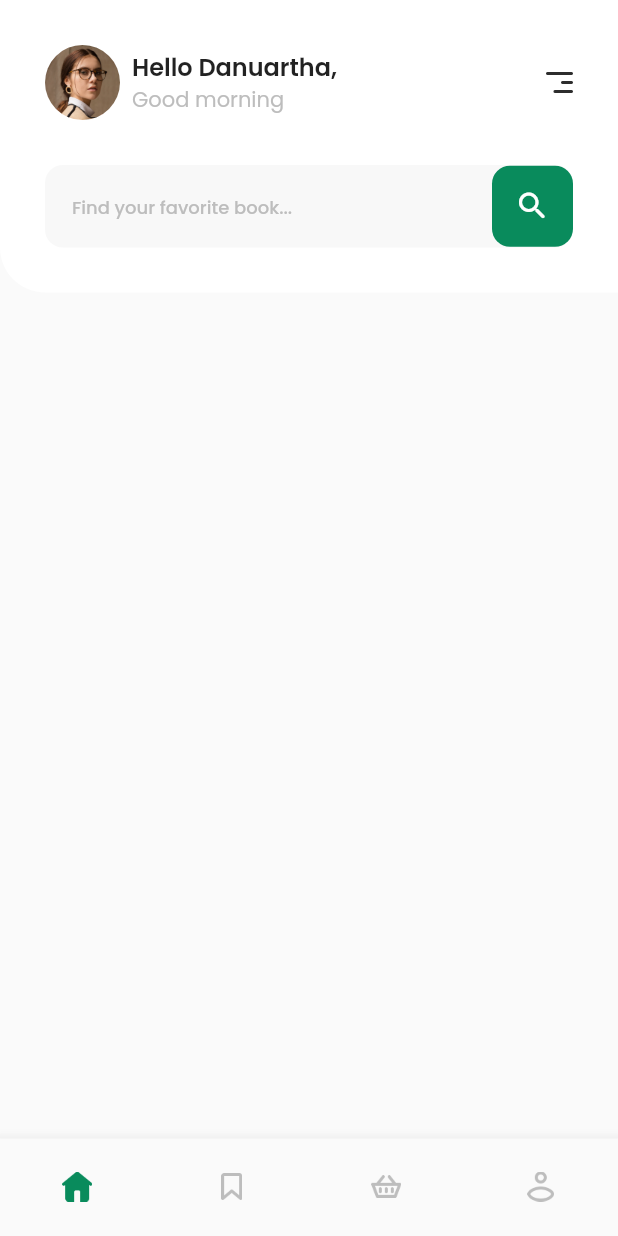
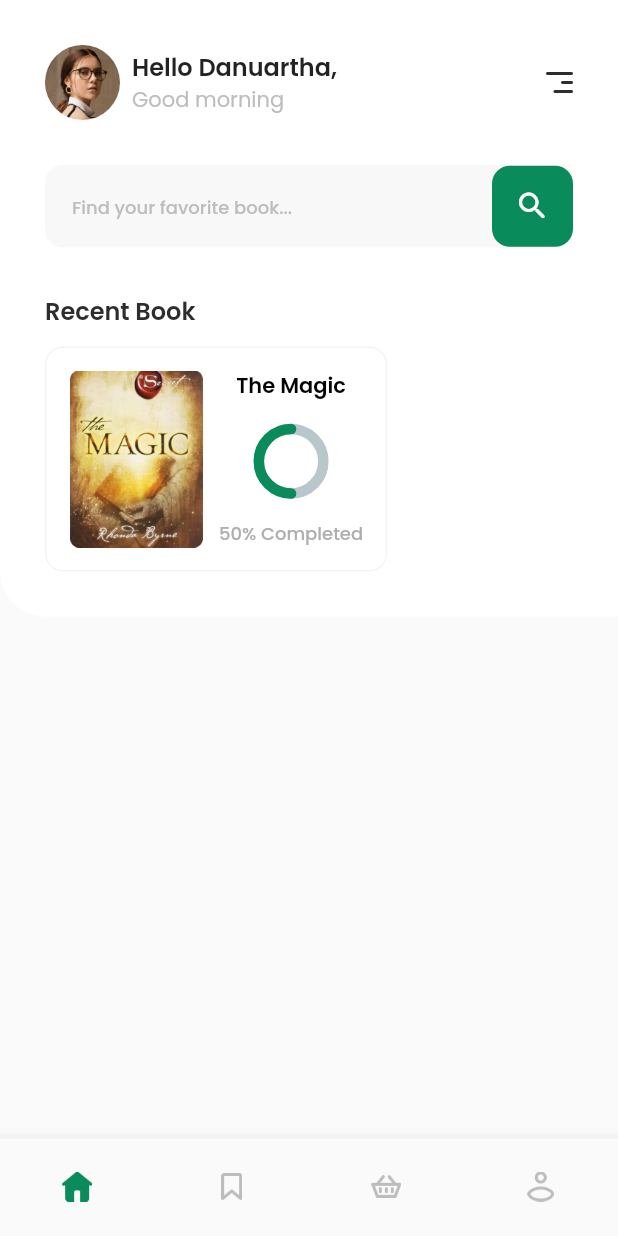
Before and after one commit to IdaDanuartha/ebook-flutter-ui, a Flutter app: the screen it shows after launch, on a phone screen of 412 x 824 dp. Run offline on Flutter 3.47's test engine with Material 2 defaults, Android fonts, the phone set to English and light mode, and no system bars; drawn by our look-alikes of percent_indicator; our stand-ins replace google_fonts.

Commit message:
add card recent book

```diff
--- a/lib/screens/home/home_page.dart
+++ b/lib/screens/home/home_page.dart
@@ -1,5 +1,6 @@
 import 'package:ebook_app/themes.dart';
 import 'package:flutter/material.dart';
+import 'package:percent_indicator/circular_percent_indicator.dart';
 
 class HomePage extends StatelessWidget {
   const HomePage({super.key});
@@ -8,20 +9,18 @@ class HomePage extends StatelessWidget {
   Widget build(BuildContext context) {
     Widget header() {
       return Container(
-        margin: EdgeInsets.symmetric(horizontal: 30),
+        margin: const EdgeInsets.symmetric(horizontal: 30),
         child: Row(
           children: [
             Container(
               width: 50,
               height: 50,
-              decoration: BoxDecoration(
+              decoration: const BoxDecoration(
                   shape: BoxShape.circle,
                   image: DecorationImage(
-                  image: AssetImage('assets/images/profile-pic.png')
-                )
+                      image: AssetImage('assets/images/profile-pic.png'))),
             ),
-            ),
-            SizedBox(width: 8),
+            const SizedBox(width: 8),
             Column(
               crossAxisAlignment: CrossAxisAlignment.start,
               children: [
@@ -35,7 +34,7 @@ class HomePage extends StatelessWidget {
                 )
               ],
             ),
-            Spacer(),
+            const Spacer(),
             Image.asset(
               "assets/icons/icon-menu.png",
               width: 18,
@@ -47,34 +46,81 @@ class HomePage extends StatelessWidget {
 
     Widget searchField() {
       return Container(
-        margin: EdgeInsets.symmetric(
-          horizontal: 30
-        ),
+        margin: const EdgeInsets.symmetric(horizontal: 30),
         child: TextField(
           decoration: InputDecoration(
               hintText: "Find your favorite book...",
               hintStyle: mediumText12.copyWith(color: greyColor),
               fillColor: greyColorSearchField,
               filled: true,
-            border: OutlineInputBorder(
+              border: const OutlineInputBorder(
                   borderSide: BorderSide.none,
-              borderRadius: BorderRadius.all(Radius.circular(12))
-            ),
-            contentPadding: EdgeInsets.all(18),
+                  borderRadius: BorderRadius.all(Radius.circular(12))),
+              contentPadding: const EdgeInsets.all(18),
               suffixIcon: InkWell(
                 onTap: () {},
                 child: Container(
-                padding: EdgeInsets.all(15),
+                  padding: const EdgeInsets.all(15),
                   decoration: BoxDecoration(
                       color: greenColor,
+                      borderRadius: const BorderRadius.all(Radius.circular(12))),
+                  child: Icon(
+                    Icons.search_rounded,
+                    color: whiteColor,
+                  ),
+                ),
+              )),
+        ),
+      );
+    }
+
+    Widget recentBook() {
+      return SingleChildScrollView(
+        padding: EdgeInsets.symmetric(horizontal: 30),
+        child: Row(
+          children: [
+            Container(
+              height: 150,
+              padding: const EdgeInsets.all(15),
+              decoration: BoxDecoration(
+                  border: Border.all(color: borderColorRecentBook),
                   borderRadius: BorderRadius.all(
                     Radius.circular(12)
                   )
                 ),
-                child: Icon(Icons.search_rounded, color: whiteColor,),
+              child: Row(
+                children: [
+                  Image.asset(
+                    'assets/images/recentbook_1.png',
+                    width: 90,
+                  ),
+                  SizedBox(width: 10,),
+                  Column(
+                    mainAxisAlignment: MainAxisAlignment.spaceBetween,
+                    children: [
+                      Text(
+                        'The Magic',
+                        style: semiBoldText14.copyWith(color: blackColor2),
+                      ),
+                      CircularPercentIndicator(
+                        radius: 50,
+                        lineWidth: 7,
+                        animation: true,
+                        percent: 0.5,
+                        progressColor: greenColor,
+                        reverse: true,
+                        circularStrokeCap: CircularStrokeCap.round,
+                      ),
+                      Text(
+                        '50% Completed',
+                        style: mediumText12.copyWith(color: greyColorRecentBook),
+                      )
+                    ],
+                  )
+                ],
               ),
             )
-          ),
+          ],
         ),
       );
     }
@@ -83,23 +129,29 @@ class HomePage extends StatelessWidget {
         body: ListView(
       children: [
         Container(
-            padding: EdgeInsets.symmetric(
-              vertical: 30
-            ),
+          padding: const EdgeInsets.symmetric(vertical: 30),
           decoration: BoxDecoration(
               color: whiteColor,
-              borderRadius: BorderRadius.only(
-                bottomLeft: Radius.circular(30)
-              )
+              borderRadius: const BorderRadius.only(bottomLeft: Radius.circular(30))),
+          child: Column(
+            crossAxisAlignment: CrossAxisAlignment.start,
+            children: [
+              header(),
+              const SizedBox(height: 30),
+              searchField(),
+              const SizedBox(height: 30),
+              Padding(
+                  padding: const EdgeInsets.symmetric(horizontal: 30),
+                  child: Text(
+                    "Recent Book",
+                    style: semiBoldText16.copyWith(color: blackColor),
+                  )),
+              SizedBox(height: 12),
+              recentBook(),
+            ],
           ),
-            child: Column(children: [
-              header(),
-              SizedBox(height: 30),
-              searchField()
-            ],),
         )
       ],
-      )
-    );
+    ));
   }
 }
```
Lines whose indentation alone changed are shown as unchanged.
